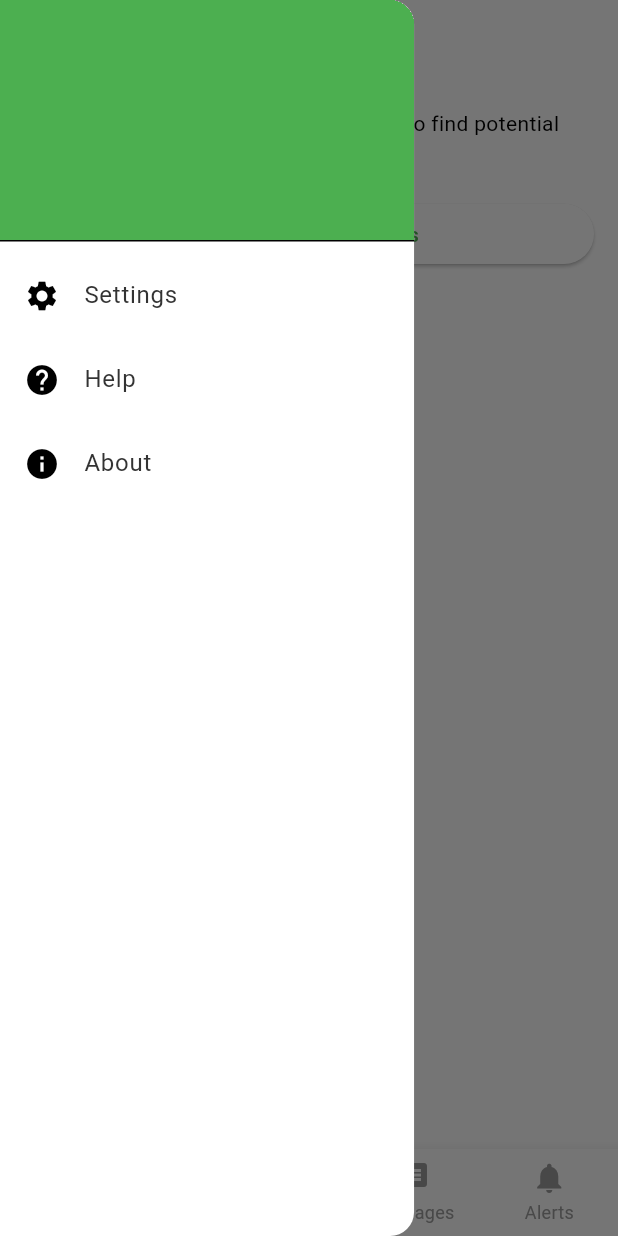
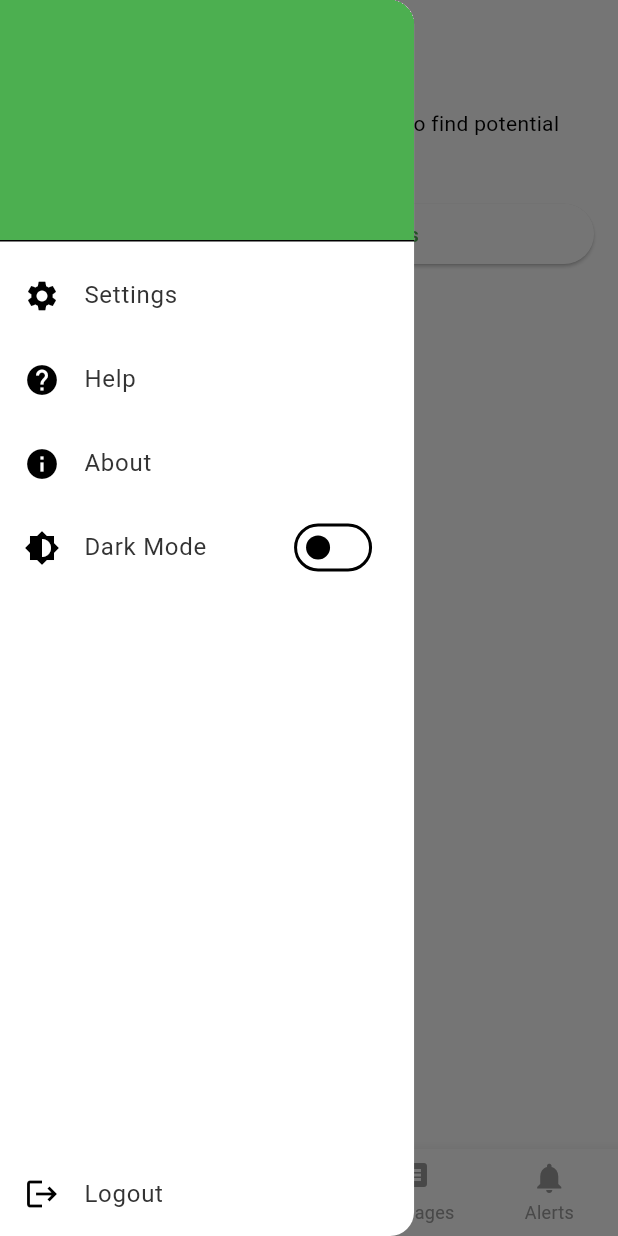
Before and after one commit to njaric03/UniHack24-Vanjo, a Flutter app: the HomeScreen screen opened directly, with the side drawer open, on a phone screen of 412 x 824 dp. Run offline on Flutter 3.47's test engine with Material 3 defaults, Android fonts, the phone set to English and light mode, and no system bars; our stand-ins replace cloud_firestore, firebase_auth, firebase_core, firebase_messaging, google_sign_in, shared_preferences; accounts and stored records are empty; network calls fail.

Commit message:
Added logout button, fixed sidedrawer

```diff
--- a/unihack24_vanjo/lib/main.dart
+++ b/unihack24_vanjo/lib/main.dart
@@ -1,15 +1,19 @@
+// ignore_for_file: unused_local_variable
+
 import 'package:flutter/material.dart';
 import 'package:firebase_core/firebase_core.dart';
 import 'package:unihack24_vanjo/theme/strings.dart';
 import 'screens/utility_screens/splash_screen.dart';
 import 'config/firebase_options.dart';
 import 'theme/app_theme.dart';
+import 'package:firebase_messaging/firebase_messaging.dart';
 
 void main() async {
   WidgetsFlutterBinding.ensureInitialized();
   await Firebase.initializeApp(
     options: DefaultFirebaseOptions.currentPlatform,
   );
+  FirebaseMessaging messaging = FirebaseMessaging.instance;
   runApp(MyApp());
 }
 
--- a/unihack24_vanjo/lib/services/auth_service.dart
+++ b/unihack24_vanjo/lib/services/auth_service.dart
@@ -92,7 +92,6 @@ class AuthService {
             await _firestore.collection('users').doc(user.uid).get();
 
         if (!userDoc.exists) {
-          // Split display name into first and last name
           List<String> nameParts = (user.displayName ?? 'User').split(' ');
           String firstName = nameParts.first;
           String lastName = nameParts.length > 1 ? nameParts.last : '';
--- a/unihack24_vanjo/lib/widgets/side_drawer.dart
+++ b/unihack24_vanjo/lib/widgets/side_drawer.dart
@@ -1,25 +1,69 @@
 import 'package:flutter/material.dart';
+import 'package:shared_preferences/shared_preferences.dart';
 import 'package:unihack24_vanjo/theme/app_theme.dart';
 import 'package:unihack24_vanjo/models/user.dart';
+import 'package:unihack24_vanjo/screens/auth_screens/signin_screen.dart';
 
-class SideDrawer extends StatelessWidget {
+class SideDrawer extends StatefulWidget {
   const SideDrawer({
     super.key,
     required this.drawerWidth,
     required this.user,
+//    required this.onThemeChanged,
   });
 
   final double drawerWidth;
   final SkillCycleUser user;
+  //final ValueChanged<bool> onThemeChanged;
+
+  @override
+  // ignore: library_private_types_in_public_api
+  _SideDrawerState createState() => _SideDrawerState();
+}
+
+class _SideDrawerState extends State<SideDrawer> {
+  bool _isDarkMode = false;
+
+  @override
+  void initState() {
+    super.initState();
+    _loadThemePreference();
+  }
+
+  Future<void> _loadThemePreference() async {
+    SharedPreferences prefs = await SharedPreferences.getInstance();
+    setState(() {
+      _isDarkMode = prefs.getBool('isDarkMode') ?? false;
+    });
+  }
+
+  Future<void> _toggleDarkMode(bool value) async {
+    SharedPreferences prefs = await SharedPreferences.getInstance();
+    setState(() {
+      _isDarkMode = value;
+      prefs.setBool('isDarkMode', value);
+    });
+    //widget.onThemeChanged(value);
+  }
+
+  Future<void> _logout(BuildContext context) async {
+    SharedPreferences prefs = await SharedPreferences.getInstance();
+    await prefs.clear();
+    Navigator.of(context).pushReplacement(
+      MaterialPageRoute(builder: (context) => SignInScreen()),
+    );
+  }
 
   @override
   Widget build(BuildContext context) {
     return Drawer(
-      width: drawerWidth,
-      child: ListView(
-        padding: EdgeInsets.zero,
+      width: widget.drawerWidth,
+      child: Column(
         children: <Widget>[
-          DrawerHeader(
+          // ignore: sized_box_for_whitespace
+          Container(
+            width: double.infinity,
+            child: DrawerHeader(
               decoration: BoxDecoration(
                 color: Theme.of(context).primaryColor,
               ),
@@ -28,11 +72,12 @@ class SideDrawer extends StatelessWidget {
                 mainAxisAlignment: MainAxisAlignment.center,
                 children: [
                   Text(
-                  '${user.firstName} ${user.lastName}', // Display user's full name
+                    '${widget.user.firstName} ${widget.user.lastName}', // Display user's full name
                     style: AppTheme.headline1.copyWith(color: Colors.white),
                   ),
                   SizedBox(height: 8),
                 ],
+              ),
             ),
           ),
           ListTile(
@@ -56,7 +101,18 @@ class SideDrawer extends StatelessWidget {
               Navigator.pop(context);
             },
           ),
-          // Add more items as needed
+          SwitchListTile(
+            title: Text('Dark Mode', style: AppTheme.bodyText1),
+            value: _isDarkMode,
+            onChanged: _toggleDarkMode,
+            secondary: Icon(Icons.brightness_6),
+          ),
+          Spacer(),
+          ListTile(
+            leading: Icon(Icons.logout),
+            title: Text('Logout', style: AppTheme.bodyText1),
+            onTap: () => _logout(context),
+          ),
         ],
       ),
     );
--- a/unihack24_vanjo/pubspec.yaml
+++ b/unihack24_vanjo/pubspec.yaml
@@ -41,6 +41,8 @@ dependencies:
   shared_preferences: ^2.3.2
   intl: ^0.19.0
   google_sign_in: ^6.2.2
+  firebase_messaging: 15.1.4
+
 
 
 dev_dependencies:
```
Also changed, not shown: unihack24_vanjo/lib/services/messaging_service.dart (+23 -1 lines), unihack24_vanjo/pubspec.lock, 1 other file. Lines whose indentation alone changed are shown as unchanged.
